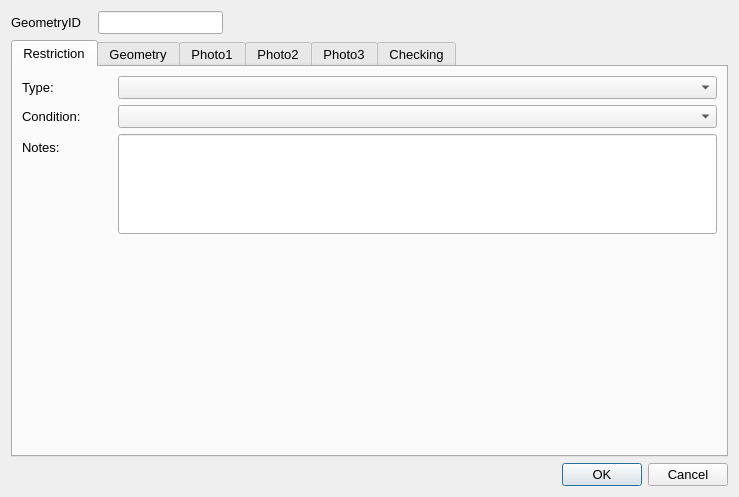
First picture: the form in ui/Subterranean_Features.ui, repository tlh22/demandForm, before the edit.
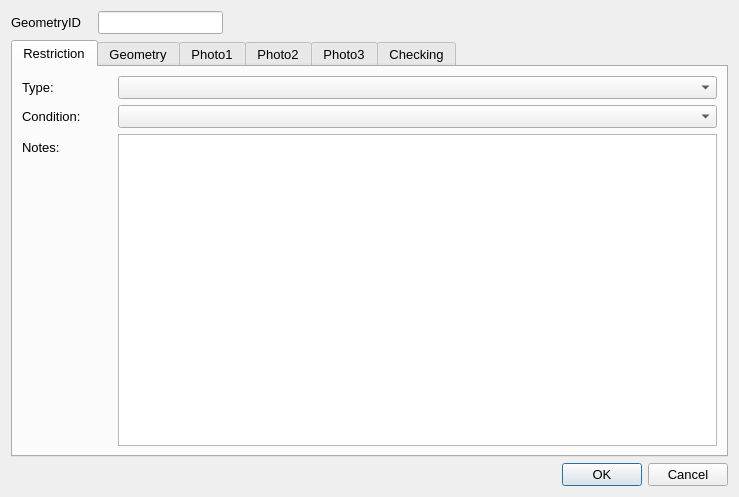
Second picture: the form after the edit. Icons and pictures are not drawn.

```diff
--- a/ui/Subterranean_Features.ui
+++ b/ui/Subterranean_Features.ui
@@ -146,17 +146,7 @@
         </widget>
        </item>
        <item row="7" column="1">
-        <widget class="QLineEdit" name="Notes">
-         <property name="minimumSize">
-          <size>
-           <width>0</width>
-           <height>100</height>
-          </size>
-         </property>
-         <property name="alignment">
-          <set>Qt::AlignLeading|Qt::AlignLeft|Qt::AlignTop</set>
-         </property>
-        </widget>
+        <widget class="QTextEdit" name="Notes"/>
        </item>
       </layout>
      </widget>
```
